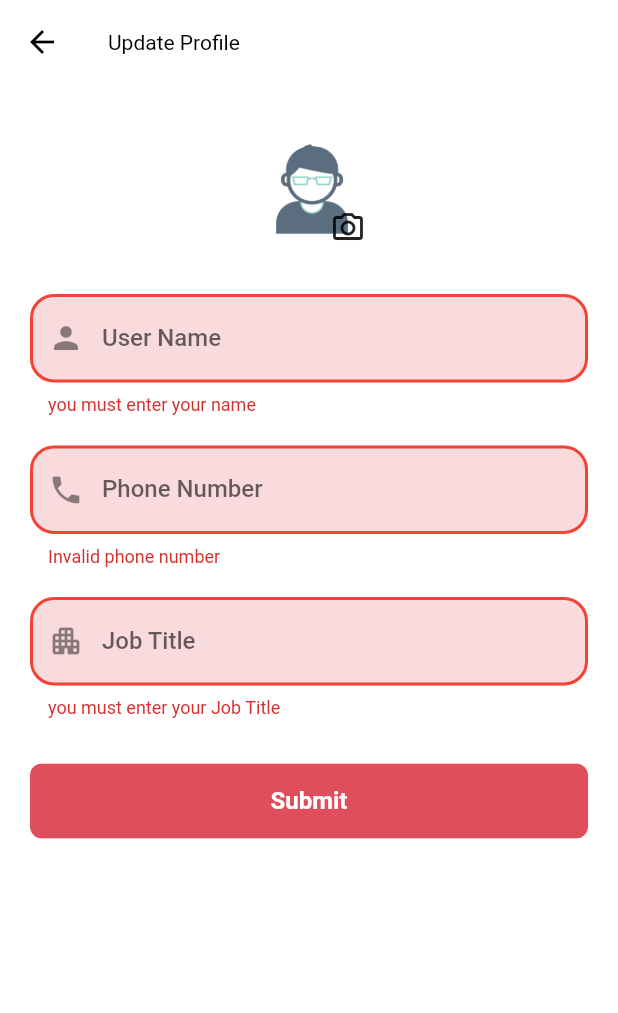
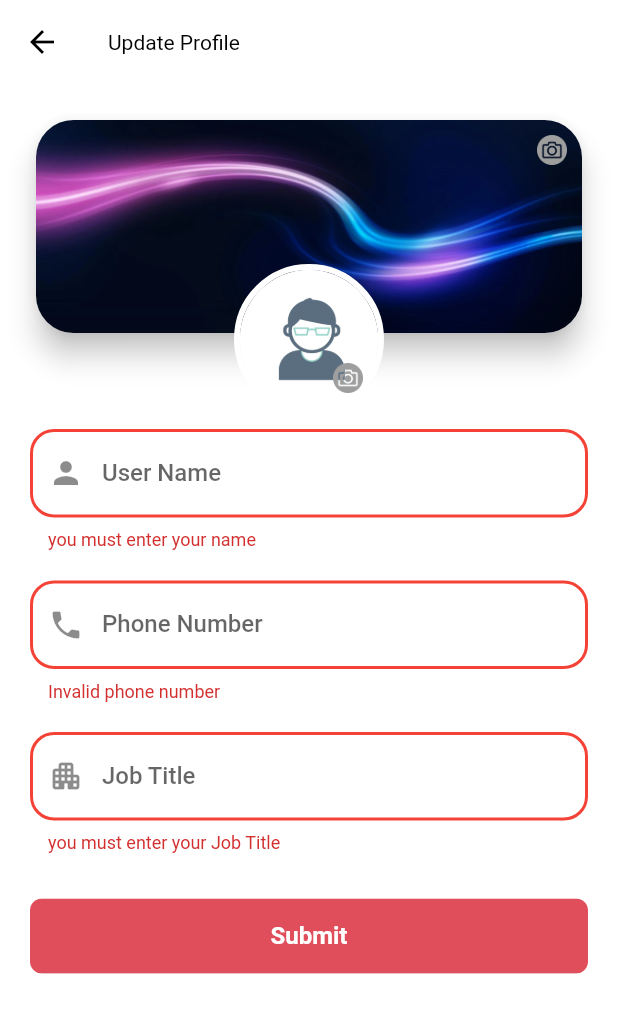
Before and after one commit to taha-elkholy/user_profile, a Flutter app: the UpdateProfileScreen screen opened directly with empty values, after a tap on "Submit", on a phone screen of 412 x 824 dp. Shown: the top 1013 px of the screen. Run offline on Flutter 3.47's test engine with Material 2 defaults, Android fonts, the phone set to English and light mode, and no system bars; drawn by our look-alikes of cached_network_image; our stand-ins replace dartz, dio, equatable, flutter_bloc, freezed_annotation, get_it and 4 more; accounts and stored records are empty; generated files the repository leaves out were written again; network calls fail.

Commit message:
Add cover image in update profile screen

```diff
--- a/lib/core/style/themes.dart
+++ b/lib/core/style/themes.dart
@@ -31,8 +31,8 @@ ThemeData appThemeLight = ThemeData(
         color: Colors.black.withOpacity(.8),
       )),
   inputDecorationTheme: InputDecorationTheme(
-    filled: true,
-    fillColor: customPink.withOpacity(.2),
+    //filled: true,
+    //fillColor: customPink.withOpacity(.1),
     border: OutlineInputBorder(
         borderRadius: BorderRadius.circular(16),
         borderSide: const BorderSide(width: 2)),
--- a/lib/features/update_profile/presentation/pages/update_profile_screen.dart
+++ b/lib/features/update_profile/presentation/pages/update_profile_screen.dart
@@ -80,13 +80,38 @@ class _UpdateProfileBodyState extends State<UpdateProfileBody> {
           crossAxisAlignment: CrossAxisAlignment.center,
           mainAxisAlignment: MainAxisAlignment.center,
           children: [
-            Stack(
-              alignment: Alignment.bottomRight,
+            SizedBox(
+              height: 200,
+              child: Stack(
                 children: [
                   SizedBox(
+                    width: double.infinity,
+                    height: 150,
+                    child: Card(
+                      elevation: 8,
+                      shape: RoundedRectangleBorder(
+                          borderRadius: BorderRadius.circular(25)),
+                      clipBehavior: Clip.antiAliasWithSaveLayer,
+                      child: const Image(
+                        image: AssetImage('assets/images/bg.jpg'),
+                        fit: BoxFit.cover,
+                      ),
+                    ),
+                  ),
+                  Align(
+                    alignment: Alignment.bottomCenter,
+                    child: Stack(
+                      alignment: AlignmentDirectional.bottomEnd,
+                      children: [
+                        Container(
                           width: 100,
                           height: 100,
-                  child: StatefulBuilder(builder: (context, innerState) {
+                          decoration: BoxDecoration(
+                              borderRadius: BorderRadius.circular(60),
+                              border:
+                                  Border.all(color: Colors.white, width: 4)),
+                          child:
+                              StatefulBuilder(builder: (context, innerState) {
                             return (userImage != null)
                                 ? Container(
                                     clipBehavior: Clip.antiAliasWithSaveLayer,
@@ -106,11 +131,38 @@ class _UpdateProfileBodyState extends State<UpdateProfileBody> {
                           onPressed: () {
                             pickImage();
                           },
-                    icon: const Icon(Icons.camera_alt_outlined))
+                          icon: const SizedBox(
+                              width: 20,
+                              height: 20,
+                              child: Image(
+                                color: Colors.grey,
+                                image: AssetImage('assets/icons/camera.png'),
+                              )),
+                        ),
                       ],
                     ),
+                  ),
+                  Positioned(
+                    right: 0,
+                    child: IconButton(
+                      onPressed: () {
+                        showSnackBar(
+                            context: context, content: 'Not Available Yet');
+                      },
+                      icon: const SizedBox(
+                          width: 20,
+                          height: 20,
+                          child: Image(
+                            color: Colors.grey,
+                            image: AssetImage('assets/icons/camera.png'),
+                          )),
+                    ),
+                  )
+                ],
+              ),
+            ),
             const SizedBox(
-              height: 20,
+              height: 10,
             ),
             AppTextFormField(
               controller: nameController,
```
Also changed, not shown: assets/icons/camera.png (added). Lines whose indentation alone changed are shown as unchanged.
